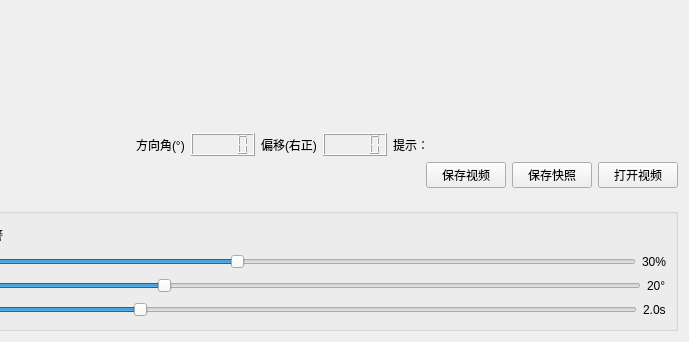
Before: the Qt Designer form blindpath_monitor.ui in nailianshu/blind_path_detect, drawn with Qt 5; both pictures show x 111 to 800 and y 364 to 706 of the 800 by 706 pixel window.
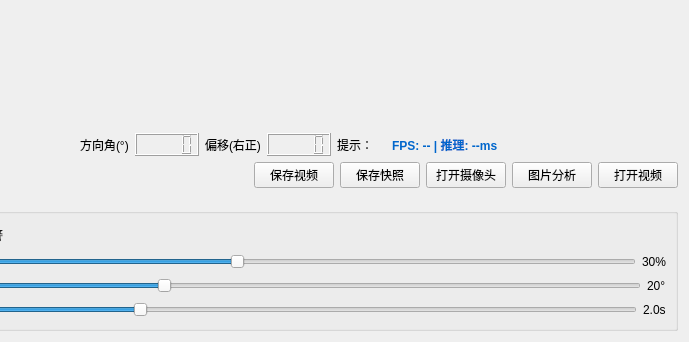
After: the same form once the commit is applied.

The edit to the form file:
```diff
--- a/blindpath_monitor.ui
+++ b/blindpath_monitor.ui
@@ -88,6 +88,16 @@
        </property>
       </widget>
      </item>
+     <item>
+      <widget class="QLabel" name="label_fps">
+       <property name="text">
+        <string>FPS: -- | 推理: --ms</string>
+       </property>
+       <property name="styleSheet">
+        <string notr="true">font-weight: bold; color: #0066cc;</string>
+       </property>
+      </widget>
+     </item>
      <item>
       <spacer name="spacer_right">
        <property name="orientation">
@@ -149,6 +159,20 @@
        </property>
       </widget>
      </item>
+     <item>
+      <widget class="QPushButton" name="pushButton_opencamera">
+       <property name="text">
+        <string>打开摄像头</string>
+       </property>
+      </widget>
+     </item>
+     <item>
+      <widget class="QPushButton" name="pushButton_imageanalysis">
+       <property name="text">
+        <string>图片分析</string>
+       </property>
+      </widget>
+     </item>
      <item>
       <widget class="QPushButton" name="pushButton_openvideo">
        <property name="text">
```
Left out of the diff: 34 changed lines with no effect on the pictures.
